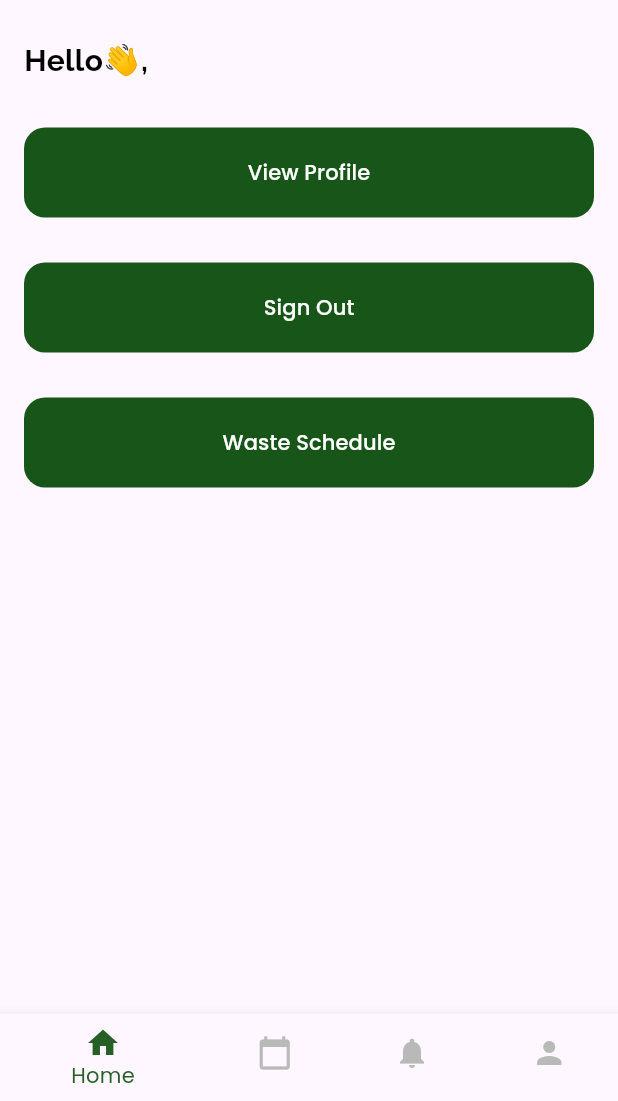
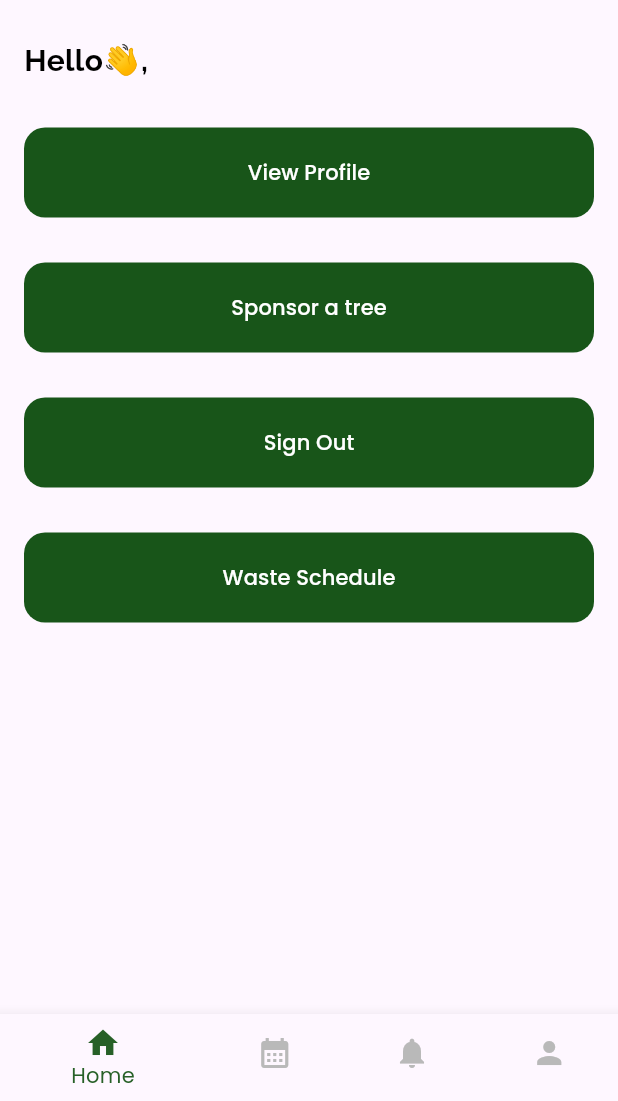
Before and after one commit to BilalR4M/EcoSpere, a Flutter app: the Home screen opened directly, on a phone screen of 412 x 824 dp, the part 135-1236 px from its top. Run offline on Flutter 3.47's test engine with Material 3 defaults, Android fonts, the phone set to English and light mode, and no system bars; our stand-ins replace cloud_firestore, firebase_auth, firebase_core, flutter_svg, fluttertoast, go_router and 2 more; accounts and stored records are empty.

```diff
--- a/lib/main.dart
+++ b/lib/main.dart
@@ -1,6 +1,7 @@
 import 'package:ecosphere/pages/calendar.dart';
 import 'package:ecosphere/pages/home.dart';
 import 'package:ecosphere/pages/login.dart';
+import 'package:ecosphere/pages/sponsor_tree.dart';
 import 'package:ecosphere/pages/user_profile.dart';
 import 'package:firebase_core/firebase_core.dart';
 import 'package:flutter/material.dart';
@@ -30,6 +31,7 @@ class Ecosphere extends StatelessWidget {
       routes: {
         '/calendar': (context) => const CalendarPage(), // Define the calendar route
         '/user_profile': (context) => const UserProfilePage(), // Define the user profile route
+        '/sponsor': (context) => const SponsorTreePage(), // Define the sponsor route
       },
       onUnknownRoute: (settings) {
         return MaterialPageRoute(builder: (context) => const Home());
--- a/lib/pages/edit_user_profile.dart
+++ b/lib/pages/edit_user_profile.dart
@@ -7,6 +7,7 @@ class EditUserProfilePage extends StatefulWidget {
   const EditUserProfilePage({super.key});
 
   @override
+  // ignore: library_private_types_in_public_api
   _EditUserProfilePageState createState() => _EditUserProfilePageState();
 }
 
--- a/lib/pages/home.dart
+++ b/lib/pages/home.dart
@@ -95,6 +95,24 @@ class _HomeState extends State<Home> {
                 ),
               ),
               const SizedBox(height: 30),
+              ElevatedButton(
+                style: ElevatedButton.styleFrom(
+                  backgroundColor: const Color(0xff185519),
+                  shape: RoundedRectangleBorder(
+                    borderRadius: BorderRadius.circular(14),
+                  ),
+                  minimumSize: const Size(double.infinity, 60),
+                  elevation: 0,
+                ),
+                onPressed: () {
+                  Navigator.pushNamed(context, '/sponsor');
+                },
+                child: const Text(
+                  "Sponsor a tree",
+                  style: TextStyle(color: Colors.white),
+                ),
+              ),
+              const SizedBox(height: 30),
               _logout(context),
               const SizedBox(height: 30),
               ElevatedButton(
@@ -137,7 +155,7 @@ class _HomeState extends State<Home> {
             label: 'Home',
           ),
           BottomNavigationBarItem(
-            icon: Icon(Icons.calendar_today),
+            icon: Icon(Icons.calendar_month),
             label: 'Calendar',
           ),
           BottomNavigationBarItem(
--- a/lib/pages/search.dart
+++ b/lib/pages/search.dart
@@ -124,7 +124,7 @@ class _SearchPageState extends State<SearchPage> {
                 citySet.add(activity.city);
               }
             }
-            List<String> cities = ['All', ...citySet.toList()];
+            List<String> cities = ['All', ...citySet];
 
             // Apply filters
             List<Schedule> filteredSchedules = schedules.where((schedule) {
--- a/lib/pages/user_profile.dart
+++ b/lib/pages/user_profile.dart
@@ -7,6 +7,7 @@ class UserProfilePage extends StatefulWidget {
   const UserProfilePage({super.key});
 
   @override
+  // ignore: library_private_types_in_public_api
   _UserProfilePageState createState() => _UserProfilePageState();
 }
 
--- a/pubspec.yaml
+++ b/pubspec.yaml
@@ -75,6 +75,7 @@ flutter:
   assets:
     - assets/
     - assets/icons/
+    - assets/images/
 
 
   # An image asset can refer to one or more resolution-specific "variants", see
```
Also changed, not shown: lib/pages/sponsor_tree.dart (added, +122 -0 lines), assets/images/sponsor.png (added).
